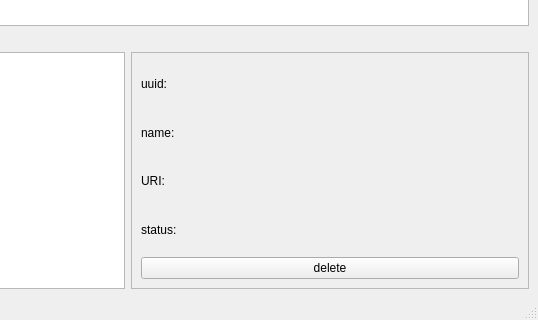
Above: lv2UI/mainwindow.ui from manu88/lilvTest before the change; both pictures show x 282 to 820 and y 248 to 568 of the 820 by 568 pixel window. Below: the same form after it.
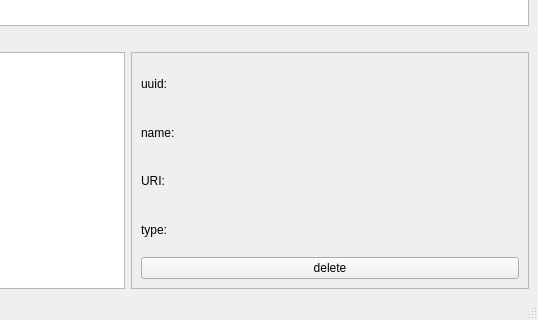
That is the form after the change. Icons and pictures are not drawn.

What changed in the file:
```diff
--- a/lv2UI/mainwindow.ui
+++ b/lv2UI/mainwindow.ui
@@ -122,7 +122,7 @@
          <item>
           <widget class="QLabel" name="labelUIStatus">
            <property name="text">
-            <string>status: </string>
+            <string>type: </string>
            </property>
           </widget>
          </item>
```
Left out of the diff: 4 changed lines with no effect on the pictures.
